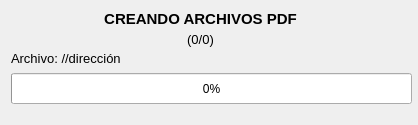
Qt form GUI/Loading.ui (OriC28/NotasExpress) before a commit.
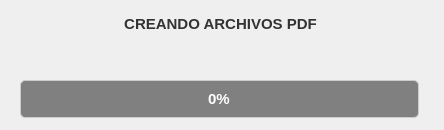
The same form after that commit. Icons and pictures are not drawn.

```diff
--- a/GUI/Loading.ui
+++ b/GUI/Loading.ui
@@ -6,10 +6,22 @@
    <rect>
     <x>0</x>
     <y>0</y>
-    <width>418</width>
-    <height>125</height>
+    <width>444</width>
+    <height>130</height>
    </rect>
   </property>
+  <property name="minimumSize">
+   <size>
+    <width>444</width>
+    <height>130</height>
+   </size>
+  </property>
+  <property name="maximumSize">
+   <size>
+    <width>444</width>
+    <height>130</height>
+   </size>
+  </property>
   <property name="windowTitle">
    <string>Cargando...</string>
   </property>
@@ -17,28 +29,19 @@
    <iconset>
     <normaloff>../Resource/icons/iconProgram.ico</normaloff>../Resource/icons/iconProgram.ico</iconset>
   </property>
-  <widget class="QProgressBar" name="progressBar">
-   <property name="geometry">
-    <rect>
-     <x>11</x>
-     <y>73</y>
-     <width>401</width>
-     <height>31</height>
-    </rect>
-   </property>
-   <property name="value">
-    <number>0</number>
-   </property>
-  </widget>
   <widget class="QLabel" name="title">
    <property name="geometry">
     <rect>
-     <x>30</x>
-     <y>10</y>
-     <width>341</width>
-     <height>16</height>
+     <x>70</x>
+     <y>9</y>
+     <width>301</width>
+     <height>31</height>
     </rect>
    </property>
+   <property name="styleSheet">
+    <string notr="true">color: #333333;
+padding: 3px;</string>
+   </property>
    <property name="text">
     <string>&lt;html&gt;&lt;head/&gt;&lt;body&gt;&lt;p align=&quot;center&quot;&gt;&lt;span style=&quot; font-size:11pt; font-weight:600;&quot;&gt;CREANDO ARCHIVOS PDF&lt;/span&gt;&lt;/p&gt;&lt;/body&gt;&lt;/html&gt;</string>
    </property>
@@ -49,30 +52,73 @@
     <number>-1</number>
    </property>
   </widget>
-  <widget class="QLabel" name="file_direction">
+  <widget class="QProgressBar" name="progressBar">
    <property name="geometry">
     <rect>
-     <x>11</x>
-     <y>51</y>
-     <width>391</width>
-     <height>16</height>
+     <x>20</x>
+     <y>80</y>
+     <width>399</width>
+     <height>38</height>
     </rect>
    </property>
-   <property name="text">
-    <string>&lt;html&gt;&lt;head/&gt;&lt;body&gt;&lt;p&gt;&lt;span style=&quot; font-size:10pt;&quot;&gt;Archivo: //dirección&lt;/span&gt;&lt;/p&gt;&lt;/body&gt;&lt;/html&gt;</string>
+   <property name="font">
+    <font>
+     <pointsize>11</pointsize>
+     <weight>75</weight>
+     <bold>true</bold>
+    </font>
+   </property>
+   <property name="styleSheet">
+    <string notr="true">QProgressBar {
+    border: 1px solid #cccccc;
+    border-radius: 5px;
+    background-color: gray; /* Fondo de la barra de carga */
+    text-align: center; /* Alinea el texto al centro */
+    color: #ffffff; /* Color del texto */
+	font-weight: bold;
+}
+
+QProgressBar::chunk {
+    background-color: #2A3663; /* Color de la barra de progreso */
+    border-radius: 5px; /* Bordes redondeados para el progreso */
+}</string>
+   </property>
+   <property name="minimum">
+    <number>0</number>
+   </property>
+   <property name="value">
+    <number>0</number>
+   </property>
+   <property name="textVisible">
+    <bool>true</bool>
+   </property>
+   <property name="textDirection">
+    <enum>QProgressBar::TopToBottom</enum>
    </property>
   </widget>
   <widget class="QLabel" name="file_counter">
    <property name="geometry">
     <rect>
-     <x>130</x>
-     <y>30</y>
-     <width>141</width>
-     <height>20</height>
+     <x>20</x>
+     <y>40</y>
+     <width>401</width>
+     <height>31</height>
     </rect>
    </property>
+   <property name="font">
+    <font>
+     <pointsize>10</pointsize>
+    </font>
+   </property>
+   <property name="styleSheet">
+    <string notr="true">color: #333333;
+padding: 3px;</string>
+   </property>
    <property name="text">
-    <string>&lt;html&gt;&lt;head/&gt;&lt;body&gt;&lt;p align=&quot;center&quot;&gt;&lt;span style=&quot; font-size:10pt;&quot;&gt;(0/0)&lt;/span&gt;&lt;/p&gt;&lt;/body&gt;&lt;/html&gt;</string>
+    <string/>
+   </property>
+   <property name="alignment">
+    <set>Qt::AlignCenter</set>
    </property>
   </widget>
  </widget>
```
Left out of the diff: 2 changed lines with no effect on the pictures.
